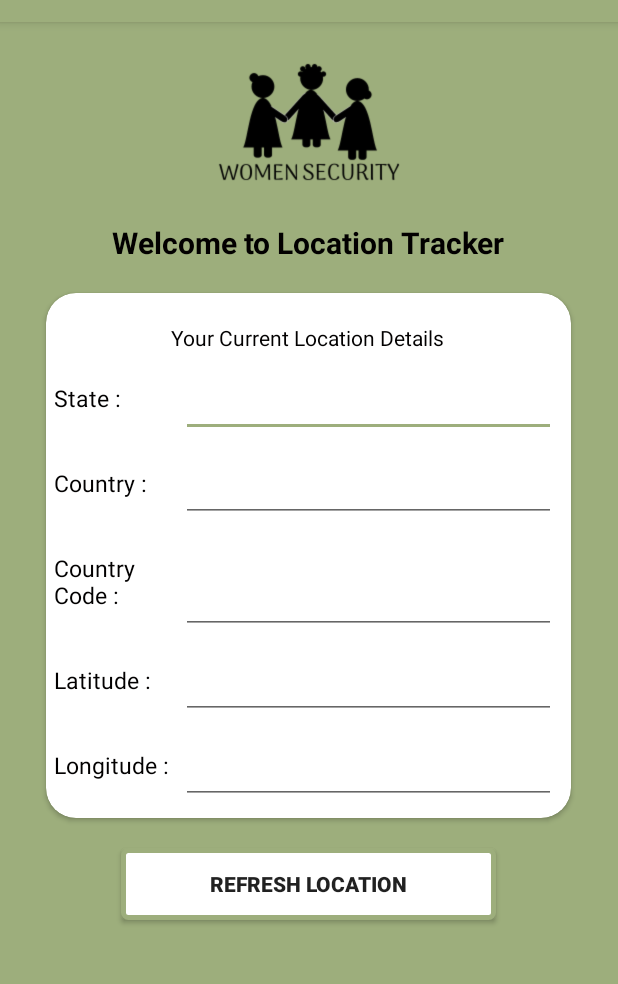
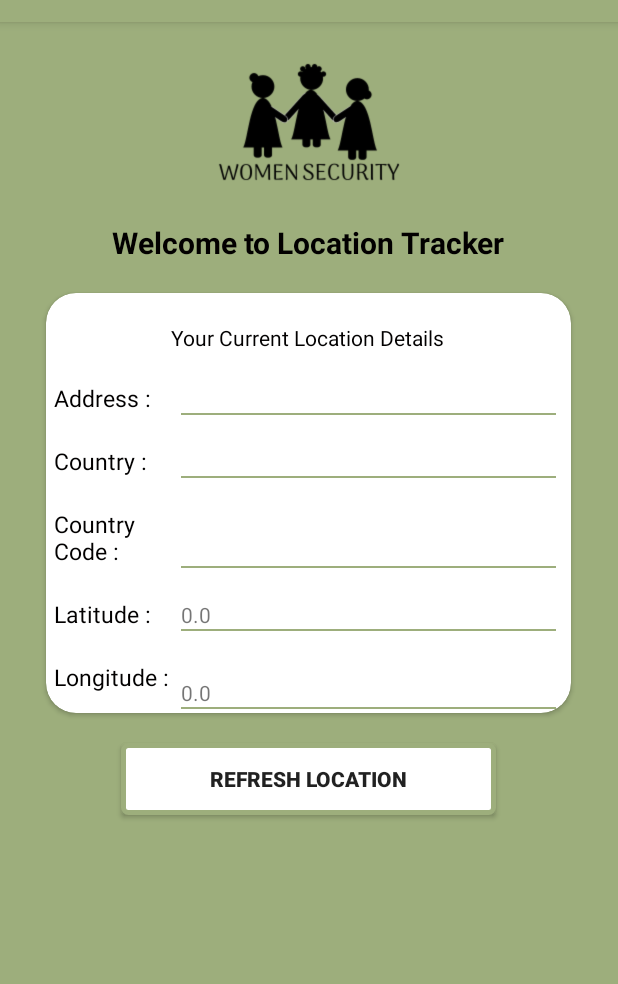
Before and after one commit to sagarposhiya/womensecurity, an Android app: the location screen opened directly, with no data from a screen before it, on a phone screen of 412 x 824 dp, the part 62-1046 px from its top. Run offline under Robolectric (Android 15) with nearby library versions, the phone set to English and light mode, and no system bars.

Commit message:
create UI design for chatbot and video recording

```diff
--- a/app/build.gradle
+++ b/app/build.gradle
@@ -66,6 +66,7 @@ dependencies {
     implementation 'com.google.firebase:firebase-auth'
     implementation 'com.google.android.gms:play-services-auth:19.0.0'
     implementation 'com.google.firebase:firebase-database:19.6.0'
+    compile 'me.himanshusoni.chatmessageview:chat-message-view:1.0.7'
 
 
 }
--- a/app/src/main/AndroidManifest.xml
+++ b/app/src/main/AndroidManifest.xml
@@ -7,6 +7,7 @@
     <uses-permission android:name="android.permission.CALL_PHONE" />
     <uses-permission android:name="android.permission.ACCESS_FINE_LOCATION" />
     <uses-permission android:name="android.permission.SEND_SMS" />
+    <uses-feature android:name="android.hardware.camera" android:required="true" />
 
     <application
         android:allowBackup="true"
@@ -16,7 +17,7 @@
         android:supportsRtl="true"
         android:theme="@style/AppTheme"
         android:usesCleartextTraffic="true">
-        <activity android:name=".location"></activity>
+        <activity android:name=".location" />
         <activity android:name=".views.SacnnerActivity" />
         <activity android:name=".verifyotp" />
         <activity android:name=".splashscreen" />
@@ -32,6 +33,7 @@
         </activity>
         <activity android:name=".Login" />
         <activity android:name=".Dashboard" />
+        <activity android:name=".views.MainChat" />
         <activity android:name=".MainActivity">
             <intent-filter>
                 <action android:name="android.intent.action.MAIN" />
--- a/app/src/main/java/com/example/womensecurity/location.java
+++ b/app/src/main/java/com/example/womensecurity/location.java
@@ -2,13 +2,39 @@ package com.example.womensecurity;
 
 import androidx.appcompat.app.AppCompatActivity;
 
+import android.content.Context;
 import android.os.Bundle;
+import android.widget.EditText;
+import android.widget.TextView;
+
+import com.example.womensecurity.utils.AppUtils;
+import com.example.womensecurity.utils.Constants;
 
 public class location extends AppCompatActivity {
-
+    TextView txtCountry, txtCode, txtLatitude, txtLongitude;
+    TextView add;
     @Override
     protected void onCreate(Bundle savedInstanceState) {
         super.onCreate(savedInstanceState);
         setContentView(R.layout.activity_location);
+
+        add=findViewById(R.id.textadd);
+        txtCountry=findViewById(R.id.textcountry);
+        txtCode=findViewById(R.id.textcode);
+        txtLatitude=findViewById(R.id.textlatitude);
+        txtLongitude=findViewById(R.id.textlongitude);
+
+        String latitude = AppUtils.getStringPreference(this, Constants.latitude);
+        String longitude = AppUtils.getStringPreference(this,Constants.latitude);
+        String address = AppUtils.getStringPreference(this,Constants.address);
+        String country = AppUtils.getStringPreference(this,Constants.country);
+        String code = AppUtils.getStringPreference(this,Constants.code);
+
+        add.setText(address);
+        txtCountry.setText(country);
+        txtLatitude.setText(latitude);
+        txtLongitude.setText(longitude);
+        txtCode.setText(code);
+
     }
 }
--- a/app/src/main/java/com/example/womensecurity/splashscreen.java
+++ b/app/src/main/java/com/example/womensecurity/splashscreen.java
@@ -26,6 +26,8 @@ import static androidx.core.app.ActivityCompat.requestPermissions;
 
 public class splashscreen extends AppCompatActivity {
 
+    Button btnGetOTP;
+
     @RequiresApi(api = Build.VERSION_CODES.M)
     @Override
     protected void onCreate(Bundle savedInstanceState) {
@@ -33,14 +35,14 @@ public class splashscreen extends AppCompatActivity {
         setContentView(R.layout.activity_slashscreen);
 
         final EditText inputMobile= findViewById(R.id.inputMobile);
-        final Button btnGetOTP= findViewById(R.id.btnGetOTP);
+         btnGetOTP= findViewById(R.id.btnGetOTP);
 
         final ProgressBar progressBar = findViewById(R.id.progressBar);
 
         if (ActivityCompat.checkSelfPermission(this, Manifest.permission.ACCESS_FINE_LOCATION) != PackageManager.PERMISSION_GRANTED && ActivityCompat.checkSelfPermission(this,Manifest.permission.ACCESS_COARSE_LOCATION) != PackageManager.PERMISSION_GRANTED) {
             requestPermissions(new String[]{Manifest.permission.ACCESS_FINE_LOCATION,Manifest.permission.ACCESS_COARSE_LOCATION},
                     1001);
-            return;
+           // return;
         }
 
         btnGetOTP.setOnClickListener(new View.OnClickListener() {
--- a/app/src/main/java/com/example/womensecurity/utils/AppUtils.java
+++ b/app/src/main/java/com/example/womensecurity/utils/AppUtils.java
@@ -80,6 +80,7 @@ public class AppUtils {
         String latitude = AppUtils.getStringPreference(context,Constants.latitude);
         String longitude = AppUtils.getStringPreference(context,Constants.latitude);
         String address = AppUtils.getStringPreference(context,Constants.address);
+        String country = AppUtils.getStringPreference(context,Constants.country);
         String mapling = "Map Link : " + Constants.mapUrl + latitude + "," + longitude;
         message = "Hi, I am in trouble, Please help me \n " + mapling + " \n\n Address : " + address;
         return message;
--- a/app/src/main/java/com/example/womensecurity/utils/Constants.java
+++ b/app/src/main/java/com/example/womensecurity/utils/Constants.java
@@ -8,6 +8,7 @@ public class Constants {
     public static final String city = "city";
     public static final String country = "country";
     public static final String address = "address";
+    public static final String code = "code";
     public static final String latitude = "latitude";
     public static final String longitude = "longitude";
     public static final String mapUrl =  "http://maps.google.com/maps?q=loc:";  //"http://maps.google.com/maps?q=loc:" + lat + "," + lng + " (" + mTitle + ")";;
--- a/app/src/main/res/layout/activity_location.xml
+++ b/app/src/main/res/layout/activity_location.xml
@@ -35,14 +35,14 @@
 
             <androidx.cardview.widget.CardView
                 android:layout_width="350dp"
-                android:layout_height="350dp"
+                android:layout_height="wrap_content"
                 android:layout_gravity="center"
                 android:layout_marginTop="20dp"
                 app:cardCornerRadius="20dp">
 
                 <LinearLayout
                     android:layout_width="match_parent"
-                    android:layout_height="540dp"
+                    android:layout_height="wrap_content"
                     android:orientation="vertical">
 
                     <TextView
@@ -55,17 +55,24 @@
                     <TextView
                         android:layout_width="wrap_content"
                         android:layout_height="wrap_content"
-                        android:text="State :"
+                        android:text="Address :"
                         android:textSize="15dp"
                         android:layout_marginLeft="5dp"
                         android:layout_marginTop="20dp"
                         android:textColor="@color/contentTextColor"/>
 
-                    <com.google.android.material.textfield.TextInputEditText
+                    <TextView
+                        android:id="@+id/textadd"
                         android:layout_width="250dp"
                         android:layout_marginLeft="90dp"
-                        android:layout_marginTop="-30dp"
+                        android:layout_marginTop="-20dp"
                         android:layout_height="wrap_content" />
+
+                    <TextView
+                        android:layout_width="250dp"
+                        android:layout_height="1dp"
+                        android:layout_marginLeft="90dp"
+                        android:background="@color/colorPrimary"/>
 
                     <TextView
                         android:layout_width="wrap_content"
@@ -76,11 +83,19 @@
                         android:layout_marginTop="20dp"
                         android:textColor="@color/contentTextColor"/>
 
-                    <com.google.android.material.textfield.TextInputEditText
+                    <TextView
+                        android:id="@+id/textcountry"
                         android:layout_width="250dp"
                         android:layout_marginLeft="90dp"
-                        android:layout_marginTop="-30dp"
+                        android:layout_marginTop="-20dp"
                         android:layout_height="wrap_content" />
+
+                    <TextView
+                        android:layout_width="250dp"
+                        android:layout_height="1dp"
+                        android:layout_marginLeft="90dp"
+                        android:background="@color/colorPrimary"/>
+
 
                     <TextView
                         android:layout_width="wrap_content"
@@ -91,11 +106,18 @@
                         android:layout_marginTop="20dp"
                         android:textColor="@color/contentTextColor"/>
 
-                    <com.google.android.material.textfield.TextInputEditText
+                    <TextView
+                        android:id="@+id/textcode"
                         android:layout_width="250dp"
                         android:layout_height="wrap_content"
                         android:layout_marginLeft="90dp"
-                        android:layout_marginTop="-30dp" />
+                        android:layout_marginTop="-20dp" />
+
+                    <TextView
+                        android:layout_width="250dp"
+                        android:layout_height="1dp"
+                        android:layout_marginLeft="90dp"
+                        android:background="@color/colorPrimary"/>
 
                     <TextView
                         android:layout_width="wrap_content"
@@ -106,11 +128,18 @@
                         android:layout_marginTop="20dp"
                         android:textColor="@color/contentTextColor"/>
 
-                    <com.google.android.material.textfield.TextInputEditText
+                    <TextView
+                        android:id="@+id/textlatitude"
                         android:layout_width="250dp"
                         android:layout_marginLeft="90dp"
-                        android:layout_marginTop="-30dp"
+                        android:layout_marginTop="-20dp"
                         android:layout_height="wrap_content" />
+
+                    <TextView
+                        android:layout_width="250dp"
+                        android:layout_height="1dp"
+                        android:layout_marginLeft="90dp"
+                        android:background="@color/colorPrimary"/>
 
                     <TextView
                         android:layout_width="wrap_content"
@@ -121,11 +150,19 @@
                         android:layout_marginTop="20dp"
                         android:textColor="@color/contentTextColor"/>
 
-                    <com.google.android.material.textfield.TextInputEditText
+                    <TextView
+                        android:id="@+id/textlongitude"
                         android:layout_width="250dp"
                         android:layout_marginLeft="90dp"
-                        android:layout_marginTop="-30dp"
+                        android:layout_marginTop="-10dp"
                         android:layout_height="wrap_content" />
+
+
+                    <TextView
+                        android:layout_width="250dp"
+                        android:layout_height="1dp"
+                        android:layout_marginLeft="90dp"
+                        android:background="@color/colorPrimary"/>
 
                 </LinearLayout>
             </androidx.cardview.widget.CardView>
```
Also changed, not shown: app/src/main/java/com/example/womensecurity/Adapter/ChatMessageAdapter.java (added, +69 -0 lines), app/src/main/java/com/example/womensecurity/Dashboard.java (+34 -0 lines), app/src/main/java/com/example/womensecurity/models/ChatMessage.java (added, +36 -0 lines), app/src/main/java/com/example/womensecurity/utils/GPSTracker.java (+12 -0 lines), app/src/main/java/com/example/womensecurity/views/MainChat.java (added, +75 -0 lines), app/src/main/res/drawable/send.xml (added, +11 -0 lines), app/src/main/res/layout/activity_bot_reply.xml (added, +31 -0 lines), app/src/main/res/layout/activity_dashboard.xml (+14 -0 lines), app/src/main/res/layout/activity_main_chat.xml (added, +49 -0 lines), app/src/main/res/layout/activity_user_query.xml (added, +32 -0 lines), app/src/main/res/drawable-xhdpi/chat_logo.png (added).
